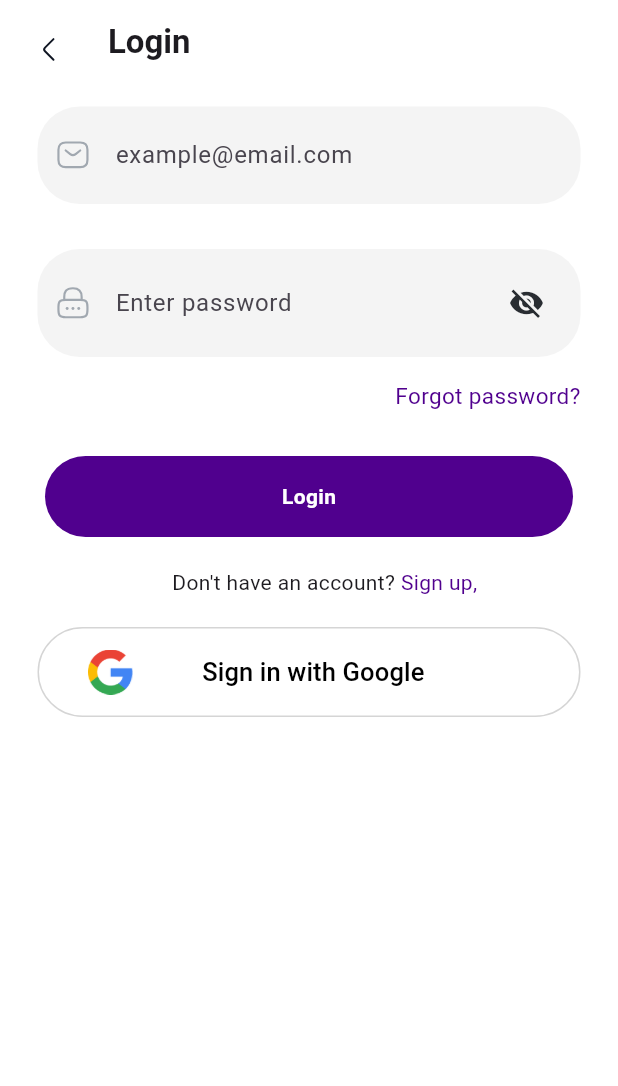
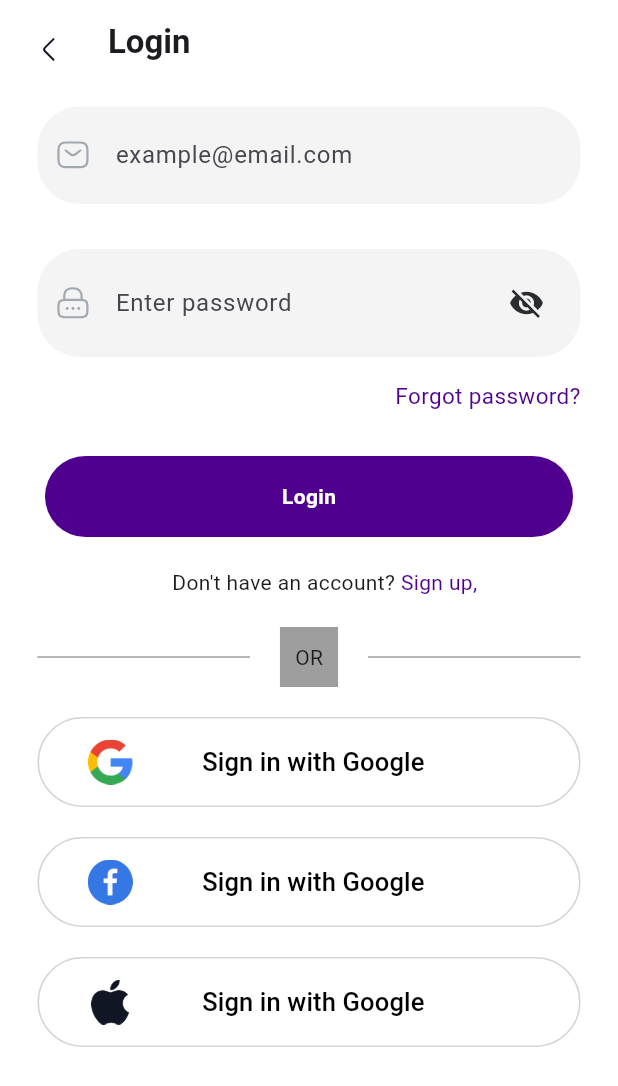
Before and after one commit to iyamujoshua/easy_care, a Flutter app: the Login screen opened by its route, on a phone screen of 412 x 824 dp. Shown: the top 1086 px of the screen. Run offline on Flutter 3.47's test engine with Material 2 defaults, Android fonts, the phone set to English and light mode, and no system bars; our stand-ins replace flutter_svg, smooth_page_indicator; Roboto replaces fonts that are missing (Poppins).

Commit message:
Finished Login Screen

```diff
--- a/lib/auth/login.dart
+++ b/lib/auth/login.dart
@@ -61,6 +61,7 @@ class _LoginState extends State<Login> {
       body: Container(
         child: Padding(
           padding: const EdgeInsets.symmetric(horizontal: 25),
+          child: SingleChildScrollView(
             child: Column(
               mainAxisAlignment: MainAxisAlignment.start,
               crossAxisAlignment: CrossAxisAlignment.start,
@@ -94,7 +95,8 @@ class _LoginState extends State<Login> {
                     icon: isPasswordVisible
                         ? const Icon(Icons.visibility_off,
                             color: Color(0xFF292D32))
-                      : const Icon(Icons.visibility, color: Color(0xFF292D32)),
+                        : const Icon(Icons.visibility,
+                            color: Color(0xFF292D32)),
                     onPressed: () =>
                         setState(() => isPasswordVisible = !isPasswordVisible),
                   ),
@@ -139,7 +141,8 @@ class _LoginState extends State<Login> {
                   textStyle: TextStyle(
                     color: Colors.white, // Customize the text color here
                     fontSize: 14, // Customize the font size here
-                  fontWeight: FontWeight.bold, // Customize the font weight here
+                    fontWeight:
+                        FontWeight.bold, // Customize the font weight here
                   ),
                 ),
                 SizedBox(
@@ -162,6 +165,36 @@ class _LoginState extends State<Login> {
                           "Sign up,",
                           style: TextStyle(color: BrandColors.colorbackground),
                         )),
+                  ],
+                ),
+                SizedBox(
+                  height: 20,
+                ),
+                Row(
+                  mainAxisAlignment: MainAxisAlignment.center,
+                  children: [
+                    Expanded(
+                      child: Divider(
+                        color: Colors.grey,
+                        height: 2,
+                      ),
+                    ),
+                    Padding(
+                      padding: EdgeInsets.symmetric(horizontal: 20),
+                      child: Container(
+                        decoration: BoxDecoration(color: Colors.grey),
+                        child: Padding(
+                          padding: const EdgeInsets.all(10),
+                          child: Text("OR"),
+                        ),
+                      ),
+                    ),
+                    Expanded(
+                      child: Divider(
+                        color: Colors.grey,
+                        height: 2,
+                      ),
+                    ),
                   ],
                 ),
                 SizedBox(
@@ -193,7 +226,66 @@ class _LoginState extends State<Login> {
                     ),
                   ),
                 ),
+                SizedBox(
+                  height: 20,
+                ),
+                SizedBox(
+                  width: 370,
+                  child: ElevatedButton(
+                    style: style,
+                    onPressed: () {},
+                    child: Padding(
+                      padding: const EdgeInsets.symmetric(vertical: 15),
+                      child: Row(
+                        mainAxisAlignment: MainAxisAlignment.spaceAround,
+                        children: [
+                          Image.asset(
+                            "asset/Facebook.png",
+                            width: 30,
+                            height: 30,
+                          ),
+                          SizedBox(width: 8),
+                          Text('Sign in with Google',
+                              style:
+                                  TextStyle(fontSize: 17, color: Colors.black)),
+                          Text("         "),
+                          Text("")
                         ],
+                      ),
+                    ),
+                  ),
+                ),
+                SizedBox(
+                  height: 20,
+                ),
+                SizedBox(
+                  width: 370,
+                  child: ElevatedButton(
+                    style: style,
+                    onPressed: () {},
+                    child: Padding(
+                      padding: const EdgeInsets.symmetric(vertical: 15),
+                      child: Row(
+                        mainAxisAlignment: MainAxisAlignment.spaceAround,
+                        children: [
+                          Image.asset(
+                            "asset/Apple.png",
+                            width: 30,
+                            height: 30,
+                          ),
+                          SizedBox(width: 8),
+                          Text('Sign in with Google',
+                              style:
+                                  TextStyle(fontSize: 17, color: Colors.black)),
+                          Text("         "),
+                          Text("")
+                        ],
+                      ),
+                    ),
+                  ),
+                ),
+              ],
+            ),
           ),
         ),
       ),
```
Also changed, not shown: asset/Apple.png (added), asset/Facebook.png (added). Lines whose indentation alone changed are shown as unchanged.
